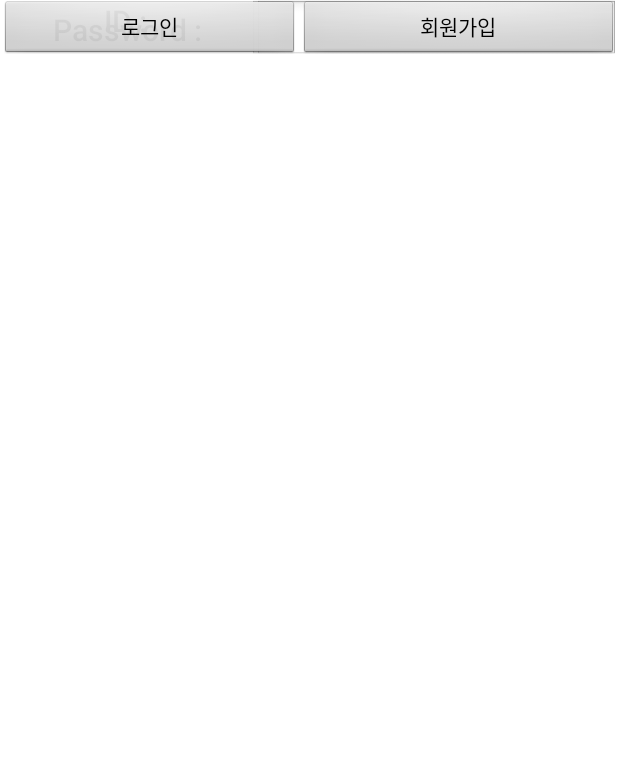
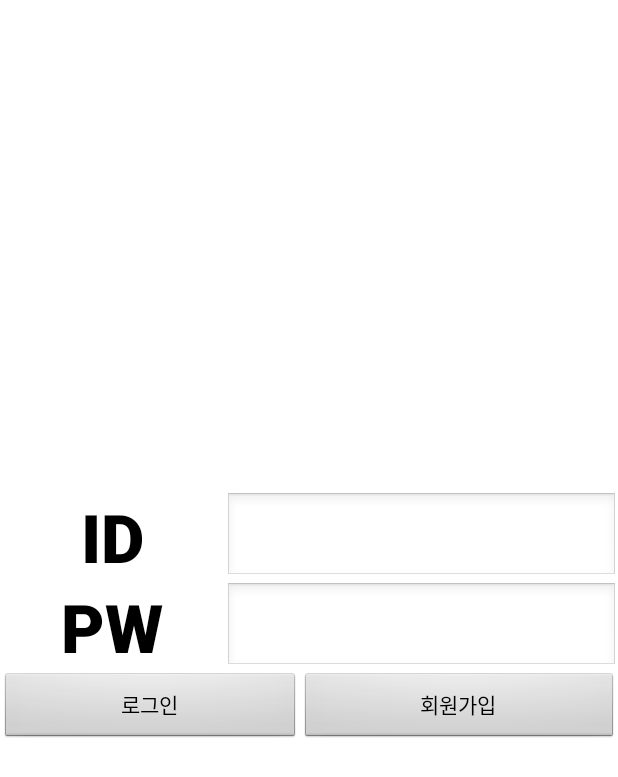
Before and after one commit to SeungWookJung/Menu, an Android app: the layout login.xml on its own in the app's theme, with its tools: preview values and no code run, on a phone screen of 412 x 824 dp. Shown: the top 777 px of the screen. Run offline under Robolectric (Android 15) with nearby library versions, the phone set to English and light mode, and no system bars.

Commit message:
2019-10-22

```diff
--- a/app/src/main/AndroidManifest.xml
+++ b/app/src/main/AndroidManifest.xml
@@ -30,7 +30,7 @@
             </intent-filter>
 
         </activity>
-        <activity android:name=".Login" />
+        <activity android:name=".LoginActivity" />
 
         <meta-data
             android:name="com.google.android.geo.API_KEY"
--- a/app/src/main/java/com/example/menu/LoadingActivity.java
+++ b/app/src/main/java/com/example/menu/LoadingActivity.java
@@ -62,7 +62,7 @@ public class LoadingActivity extends AppCompatActivity {
     }
     private void ToMain() //메인화면으로 넘어감
     {
-        intent = new Intent(this, Weather_GPS.class);
+        intent = new Intent(this, LoginActivity.class);
         startActivity(intent);
         finish();
     }
--- a/app/src/main/res/layout/login.xml
+++ b/app/src/main/res/layout/login.xml
@@ -1,99 +1,83 @@
 <?xml version="1.0" encoding="utf-8"?>
-<androidx.constraintlayout.widget.ConstraintLayout
-    xmlns:app="http://schemas.android.com/apk/res-auto"
-    xmlns:tools="http://schemas.android.com/tools"
+<LinearLayout xmlns:android="http://schemas.android.com/apk/res/android"
+    android:orientation="vertical"
     android:layout_width="match_parent"
     android:layout_height="match_parent"
-    android:background="@android:color/white"
-    xmlns:android="http://schemas.android.com/apk/res/android"
-    >
+    android:gravity="center"
+    android:background="@android:color/white">
 
 <LinearLayout
+    android:orientation="horizontal"
     android:layout_width="match_parent"
-        android:layout_height="40dp"
-        android:gravity="center"
-        android:orientation="horizontal"
-        tools:layout_editor_absoluteX="20dp"
-        tools:layout_editor_absoluteY="127dp">
-
+    android:layout_height="wrap_content">
     <TextView
         android:id="@+id/ID"
-            android:layout_width="wrap_content"
-            android:layout_height="match_parent"
-            android:layout_weight="5"
+        android:layout_width="150dp"
+        android:layout_height="wrap_content"
+        android:text="ID"
+        android:textColor="@android:color/black"
+        android:layout_gravity="left"
         android:textAlignment="center"
-            android:textFontWeight="500"
-            android:textSize="20dp"
-            tools:text="ID :"
-            tools:textColor="@android:color/black" />
+        android:textSize="20pt"
+        android:textFontWeight="@android:integer/status_bar_notification_info_maxnum"/>
 
     <EditText
         android:id="@+id/ID_input"
-            android:layout_width="wrap_content"
+        android:layout_width="match_parent"
         android:layout_height="match_parent"
-            android:layout_weight="5"
-            android:textAlignment="center"
-            android:ems="5"
-            android:text="" />
+        android:layout_gravity="right"
+        android:ems="10" />
 </LinearLayout>
 
     <LinearLayout
         android:layout_width="match_parent"
-        android:layout_height="40dp"
-        android:gravity="center"
-        android:orientation="horizontal"
-        tools:layout_editor_absoluteX="20dp"
-        tools:layout_editor_absoluteY="180dp">
+        android:layout_height="wrap_content"
+        android:orientation="horizontal">
 
         <TextView
-            android:id="@+id/Password"
-            android:layout_width="wrap_content"
-            android:layout_height="match_parent"
-            android:gravity="center"
-            android:layout_weight="5"
-            android:textFontWeight="500"
-            android:textSize="20dp"
-            tools:text="Password :"
-            tools:textColor="@android:color/black" />
+            android:id="@+id/PW"
+            android:layout_width="150dp"
+            android:layout_height="wrap_content"
+            android:text="PW"
+            android:textColor="@android:color/black"
+            android:layout_gravity="left"
+            android:textAlignment="center"
+            android:textSize="20pt"
+            android:textFontWeight="@android:integer/status_bar_notification_info_maxnum"/>
 
         <EditText
-            android:id="@+id/Password_input"
-            android:layout_width="wrap_content"
+            android:id="@+id/PW_input"
+            android:layout_width="match_parent"
             android:layout_height="match_parent"
-            android:layout_weight="5"
-            android:textAlignment="center"
-            android:ems="8"
-            android:text="" />
+            android:layout_gravity="right"
+            android:ems="10" />
+
     </LinearLayout>
+
 
     <LinearLayout
         android:layout_width="match_parent"
-        android:layout_height="40dp"
-        android:gravity="center"
-        android:orientation="horizontal"
-        tools:layout_editor_absoluteX="20dp"
-        tools:layout_editor_absoluteY="360dp">
-
+        android:layout_height="wrap_content"
+        android:orientation="horizontal">
 
         <Button
-            android:id="@+id/SignIn"
-            android:layout_width="wrap_content"
+            android:layout_width="200dp"
             android:layout_height="wrap_content"
-            android:layout_weight="1"
-            android:onClick="OnclicK"
+            android:layout_gravity="left"
+            android:id="@+id/SIGNIN"
+            android:onClick="onClick"
             android:text="로그인"
-            android:textColor="@android:color/black"
-            android:textFontWeight="500" />
+            />
 
         <Button
-            android:id="@+id/SignUp"
-            android:layout_width="wrap_content"
+            android:layout_width="match_parent"
             android:layout_height="wrap_content"
-            android:layout_weight="1"
+            android:layout_gravity="right"
+            android:id="@+id/SIGNUP"
             android:text="회원가입"
-            android:textFontWeight="500"
-            android:textColor="@android:color/black"/>
+            />
+
     </LinearLayout>
 
 
-</androidx.constraintlayout.widget.ConstraintLayout>
+</LinearLayout>
```
Also changed, not shown: app/src/main/java/com/example/menu/Login.java (+22 -57 lines), app/src/main/java/com/example/menu/LoginActivity.java (added, +43 -0 lines), app/src/main/java/com/example/menu/LoginResult.java (deleted, +0 -7 lines), app/src/main/java/com/example/menu/LoginService.java (deleted, +0 -23 lines). Lines whose indentation alone changed are shown as unchanged.
